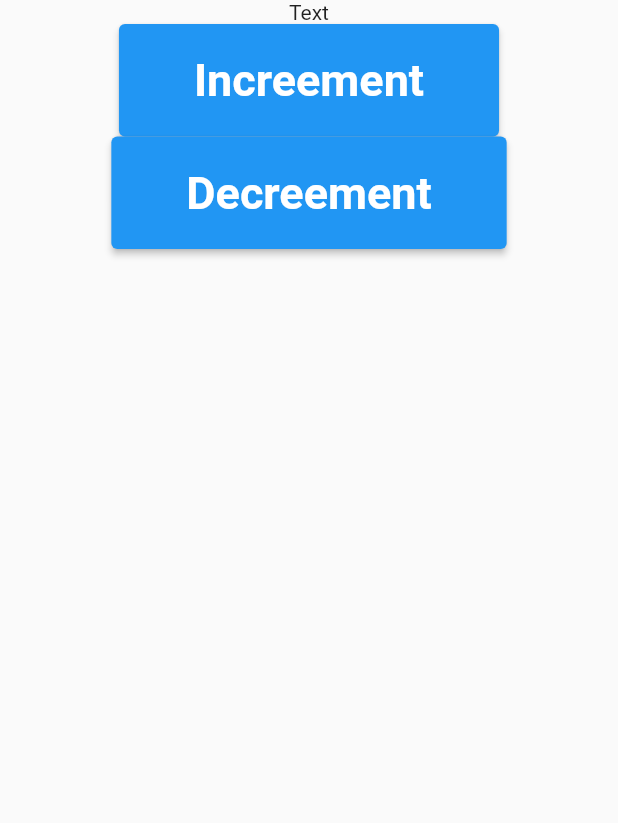
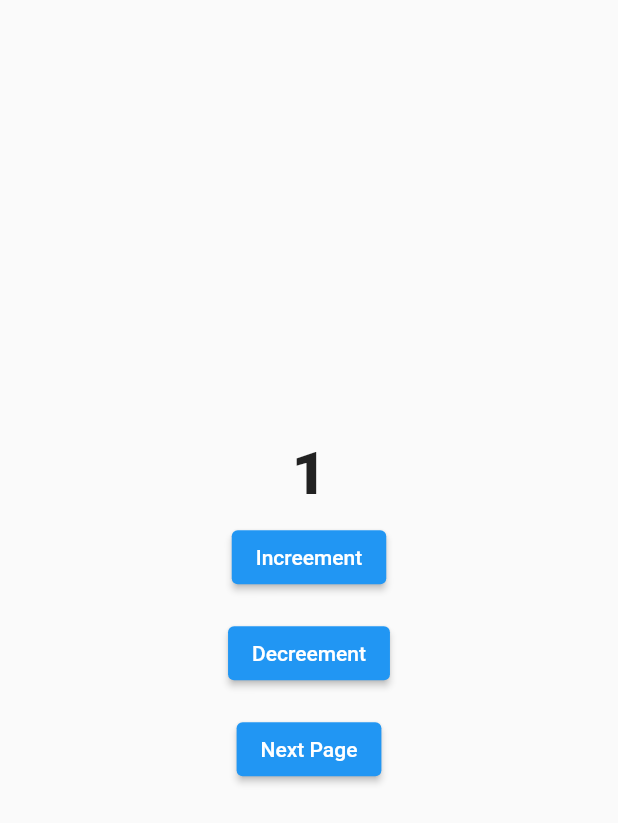
Before and after one commit to rahulraj7626/multi_bloc_example, a Flutter app: the screen it shows after launch, after a tap on "Increement", on a phone screen of 412 x 824 dp. Shown: the top 823 px of the screen. Run offline on Flutter 3.47's test engine with Material 2 defaults, Android fonts, the phone set to English and light mode, and no system bars; our stand-ins replace bloc, flutter_bloc.

Commit message:
Counter random added

```diff
--- /dev/null
+++ b/lib/bloc/counter_bloc/counter_bloc_bloc.dart
@@ -0,0 +1,22 @@
+import 'package:bloc/bloc.dart';
+import 'package:meta/meta.dart';
+
+part 'counter_bloc_event.dart';
+part 'counter_bloc_state.dart';
+
+class CounterBlocBloc extends Bloc<CounterBlocEvent, CounterBlocState> {
+  CounterBlocBloc() : super(CounterBlocInitial()) {
+    on<CounterBlocEvent>((event, emit) {
+      if (event is Increement) {
+        emit(CounterBlocState(counter: state.counter + 1, sum: state.sum));
+      }
+      if (event is Decreement) {
+        emit(CounterBlocState(counter: state.counter - 1, sum: state.sum));
+      }
+      if (event is SumEevnt) {
+        emit(CounterBlocState(
+            counter: state.counter, sum: event.fvalue + state.counter));
+      }
+    });
+  }
+}
--- /dev/null
+++ b/lib/bloc/counter_bloc/counter_bloc_event.dart
@@ -0,0 +1,17 @@
+// ignore_for_file: public_member_api_docs, sort_constructors_first
+part of 'counter_bloc_bloc.dart';
+
+abstract class CounterBlocEvent {}
+
+class Increement extends CounterBlocEvent {}
+
+class Decreement extends CounterBlocEvent {}
+
+class SumEevnt extends CounterBlocEvent {
+  final int fvalue;
+  final int svalue;
+  SumEevnt({
+    required this.fvalue,
+    required this.svalue,
+  });
+}
--- /dev/null
+++ b/lib/bloc/counter_bloc/counter_bloc_state.dart
@@ -0,0 +1,15 @@
+// ignore_for_file: public_member_api_docs, sort_constructors_first
+part of 'counter_bloc_bloc.dart';
+
+class CounterBlocState {
+  int counter;
+  int? sum;
+  CounterBlocState({
+    required this.counter,
+    required this.sum,
+  });
+}
+
+class CounterBlocInitial extends CounterBlocState {
+  CounterBlocInitial() : super(counter: 0, sum: 0);
+}
--- /dev/null
+++ b/lib/bloc/random_bloc/random_bloc_bloc.dart
@@ -0,0 +1,18 @@
+import 'dart:math';
+
+import 'package:bloc/bloc.dart';
+import 'package:meta/meta.dart';
+
+part 'random_bloc_event.dart';
+part 'random_bloc_state.dart';
+
+class RandomBlocBloc extends Bloc<RandomBlocEvent, RandomBlocState> {
+  RandomBlocBloc() : super(RandomBlocInitial()) {
+    on<RandomBlocEvent>((event, emit) {
+      if (event is RandomEvent) {
+        int random = Random().nextInt(10);
+        emit(RandomBlocState(randomNumber: random));
+      }
+    });
+  }
+}
--- /dev/null
+++ b/lib/bloc/random_bloc/random_bloc_event.dart
@@ -0,0 +1,5 @@
+part of 'random_bloc_bloc.dart';
+
+abstract class RandomBlocEvent {}
+
+class RandomEvent extends RandomBlocEvent {}
--- /dev/null
+++ b/lib/bloc/random_bloc/random_bloc_state.dart
@@ -0,0 +1,10 @@
+part of 'random_bloc_bloc.dart';
+
+class RandomBlocState {
+  int randomNumber;
+  RandomBlocState({required this.randomNumber});
+}
+
+class RandomBlocInitial extends RandomBlocState {
+  RandomBlocInitial() : super(randomNumber: 0);
+}
--- a/lib/main.dart
+++ b/lib/main.dart
@@ -1,5 +1,8 @@
 import 'package:flutter/material.dart';
+import 'package:multi_bloc/bloc/counter_bloc/counter_bloc_bloc.dart';
+import 'package:multi_bloc/bloc/random_bloc/random_bloc_bloc.dart';
 import 'package:multi_bloc/view/home_first.dart';
+import 'package:flutter_bloc/flutter_bloc.dart';
 
 void main() {
   runApp(const MyApp());
@@ -11,12 +14,19 @@ class MyApp extends StatelessWidget {
   // This widget is the root of your application.
   @override
   Widget build(BuildContext context) {
-    return MaterialApp(
-      title: 'Flutter Multi bloc',
-      theme: ThemeData(
-        primarySwatch: Colors.blue,
+    return MultiBlocProvider(
+      providers: [
+        BlocProvider(create: (context) => CounterBlocBloc()),
+        BlocProvider(create: (context) => RandomBlocBloc()),
+      ],
+      child: MaterialApp(
+        debugShowCheckedModeBanner: false,
+        title: 'Flutter Multi bloc',
+        theme: ThemeData(
+          primarySwatch: Colors.blue,
+        ),
+        home: const HomeFirst(),
       ),
-      home: const HomeFirst(),
     );
   }
 }
--- a/lib/view/home_first.dart
+++ b/lib/view/home_first.dart
@@ -1,6 +1,9 @@
 import 'package:flutter/material.dart';
 import 'package:flutter/src/widgets/container.dart';
 import 'package:flutter/src/widgets/framework.dart';
+import 'package:flutter_bloc/flutter_bloc.dart';
+import 'package:multi_bloc/bloc/counter_bloc/counter_bloc_bloc.dart';
+import 'package:multi_bloc/view/home_second.dart';
 
 class HomeFirst extends StatefulWidget {
   const HomeFirst({super.key});
@@ -13,28 +16,58 @@ class _HomeFirstState extends State<HomeFirst> {
   @override
   Widget build(BuildContext context) {
     return Scaffold(
-      body: Center(
+      body: BlocConsumer<CounterBlocBloc, CounterBlocState>(
+        listener: (context, state) {
+          if (state.counter > 10) {}
+        },
+        builder: (context, state) {
+          return Center(
               child: Container(
             child: Column(
+              mainAxisAlignment: MainAxisAlignment.center,
+              crossAxisAlignment: CrossAxisAlignment.center,
               children: [
-            Text("Text"),
-            ElevatedButton(
-                style: ElevatedButton.styleFrom(
-                    padding: EdgeInsets.symmetric(horizontal: 50, vertical: 20),
-                    textStyle:
-                        TextStyle(fontSize: 30, fontWeight: FontWeight.bold)),
-                onPressed: () {},
+                BlocBuilder<CounterBlocBloc, CounterBlocState>(
+                  builder: (context, state) {
+                    return Text(
+                      state.counter.toString(),
+                      style:
+                          TextStyle(fontSize: 40, fontWeight: FontWeight.w800),
+                    );
+                  },
+                ),
+                Padding(
+                  padding: const EdgeInsets.all(8.0),
+                  child: ElevatedButton(
+                      onPressed: () {
+                        context.read<CounterBlocBloc>().add(Increement());
+                      },
                       child: Text("Increement")),
-            ElevatedButton(
-                style: ElevatedButton.styleFrom(
-                    padding: EdgeInsets.symmetric(horizontal: 50, vertical: 20),
-                    textStyle:
-                        TextStyle(fontSize: 30, fontWeight: FontWeight.bold)),
-                onPressed: () {},
-                child: Text("Decreement"))
+                ),
+                Padding(
+                  padding: const EdgeInsets.all(8.0),
+                  child: ElevatedButton(
+                      onPressed: () {
+                        context.read<CounterBlocBloc>().add(Decreement());
+                      },
+                      child: Text("Decreement")),
+                ),
+                Padding(
+                  padding: const EdgeInsets.all(8.0),
+                  child: ElevatedButton(
+                      onPressed: () {
+                        Navigator.push(
+                            context,
+                            MaterialPageRoute(
+                                builder: ((context) => HomeSecond())));
+                      },
+                      child: Text("Next Page")),
+                )
               ],
             ),
-      )),
+          ));
+        },
+      ),
     );
   }
 }
```
Also changed, not shown: lib/view/home_second.dart (+135 -0 lines). Lines whose indentation alone changed are shown as unchanged.
